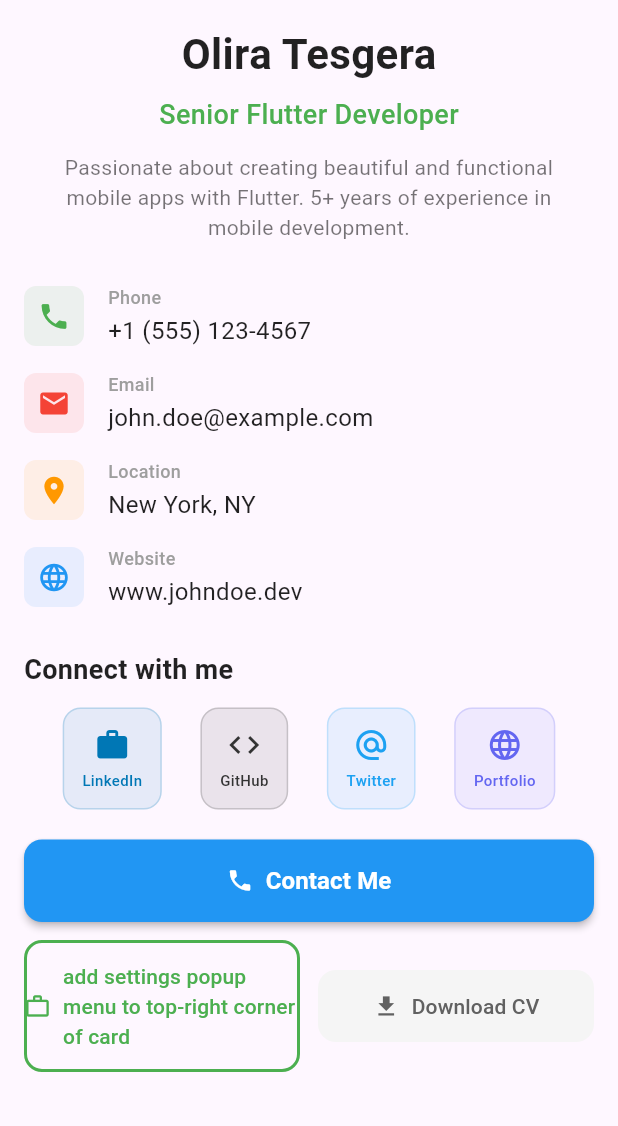
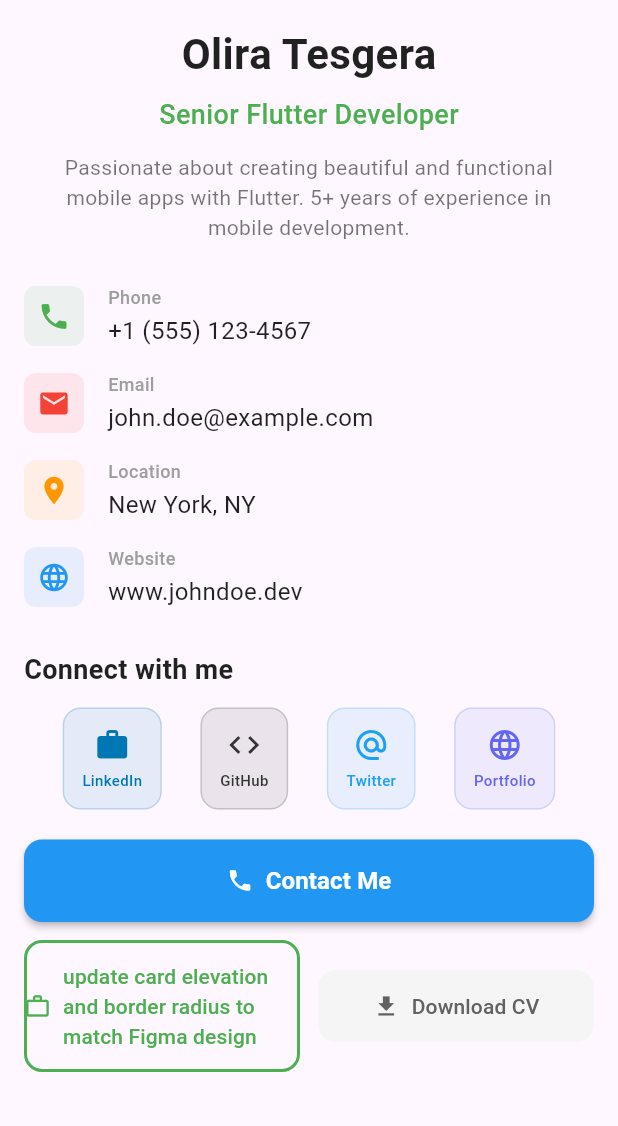
Before and after one commit to Olira1/Flutter, a Flutter app: the screen it shows after launch, scrolled down 119 dp, on a phone screen of 412 x 824 dp, the part 110-1236 px from its top. Run offline on Flutter 3.47's test engine with Material 3 defaults, Android fonts, the phone set to English and light mode, and no system bars; network calls fail.

```diff
--- a/Phase 2_Flutter_Fundamentals/hello_flutter/lib/widgets/action_buttons_section.dart
+++ b/Phase 2_Flutter_Fundamentals/hello_flutter/lib/widgets/action_buttons_section.dart
@@ -43,7 +43,7 @@ class ActionButtonsSection extends StatelessWidget {
                 onPressed: () => _handleHirePress(context),
                 icon: const Icon(Icons.work_outline),
                 label: const Text(
-                  'add settings popup menu to top-right corner of card',
+                  'update card elevation and border radius to match Figma design',
                   style: TextStyle(fontWeight: FontWeight.w500),
                 ),
                 style: OutlinedButton.styleFrom(
```
